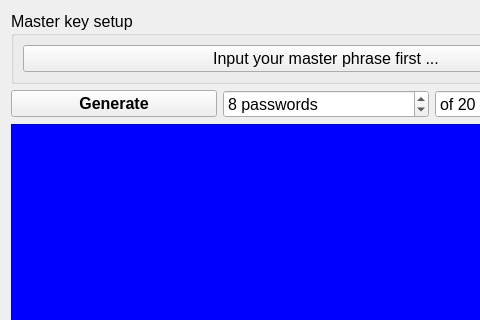
Above: widget.ui from nawww83/cipherblat before the change; both pictures show x 0 to 480 and y 0 to 320 of the 652 by 579 pixel window. Below: the same form after it.
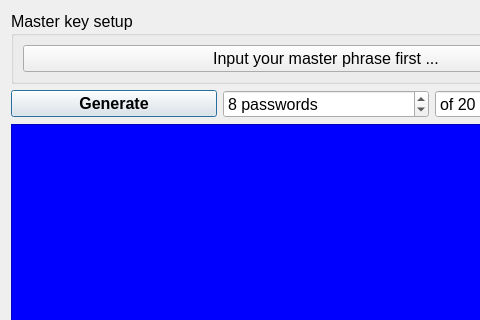
That is the form after the change.

Commit message: Fix QPushButtons behaviour

Patch:
```diff
--- a/widget.ui
+++ b/widget.ui
@@ -94,6 +94,9 @@
          <property name="text">
           <string>Generate</string>
          </property>
+         <property name="default">
+          <bool>true</bool>
+         </property>
         </widget>
        </item>
        <item>
```
Left out of the diff: 11 changed lines with no effect on the pictures. The commit also changes 1 other file.
